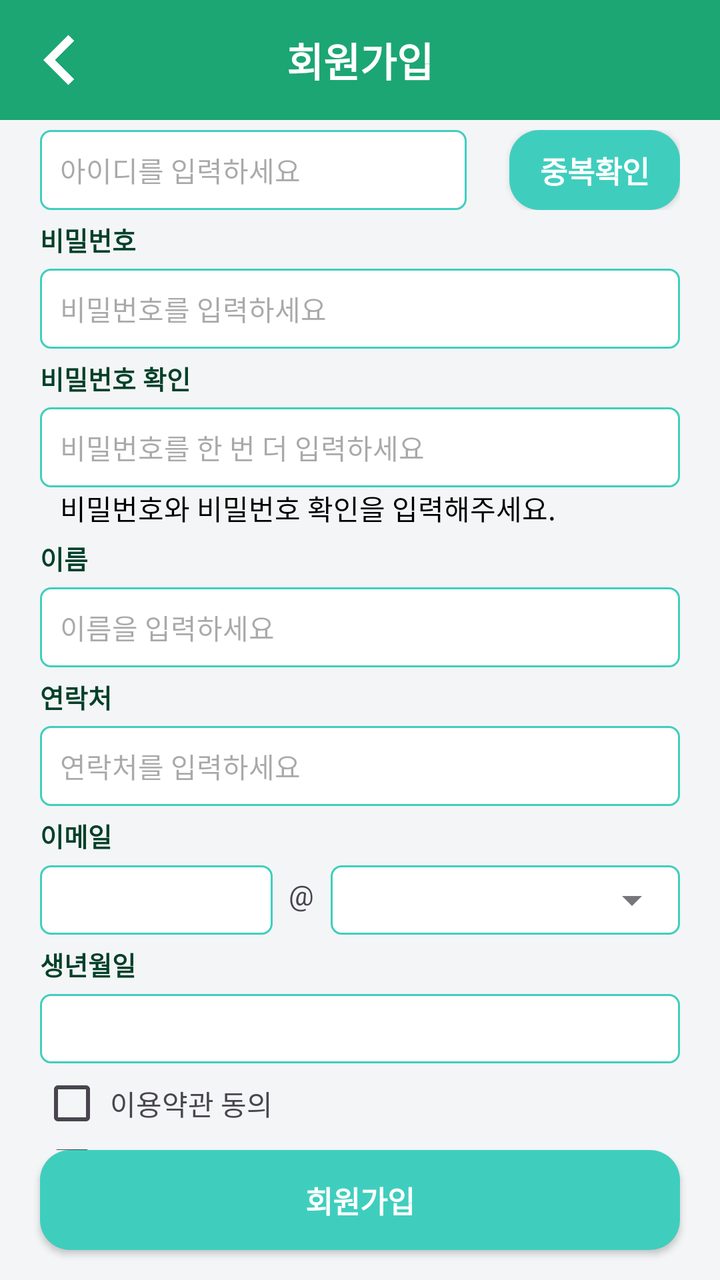
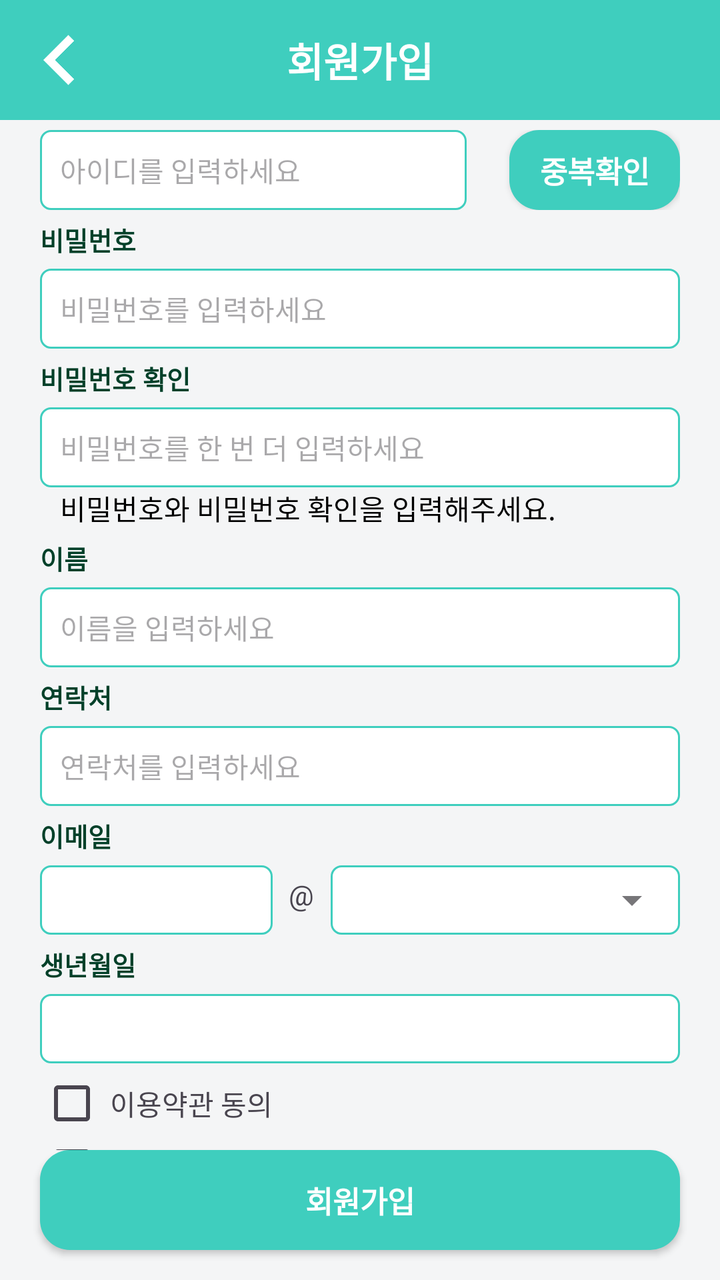

Before-and-after screenshots of an Android layout around one commit, followed by the original layout XML and the change that was made.
<!-- AndroidManifest.xml: application theme Theme.Mariwoo -->
<!-- res/layout/activity_sign.xml -->
<?xml version="1.0" encoding="utf-8"?>
<androidx.constraintlayout.widget.ConstraintLayout xmlns:android="http://schemas.android.com/apk/res/android"
    xmlns:app="http://schemas.android.com/apk/res-auto"
    xmlns:tools="http://schemas.android.com/tools"
    android:id="@+id/main"
    android:layout_width="match_parent"
    android:layout_height="match_parent"
    tools:context=".basic.user.SignActivity">

    <androidx.constraintlayout.widget.ConstraintLayout
        android:layout_width="match_parent"
        android:layout_height="match_parent">

        <androidx.constraintlayout.widget.ConstraintLayout
            android:id="@+id/signActivity_layout_top"
            android:layout_width="match_parent"
            android:layout_height="60dp"
            android:background="@color/top_color"
            app:layout_constraintTop_toTopOf="parent">

            <ImageView
                android:id="@+id/signActivity_imageView_back"
                android:layout_width="50dp"
                android:layout_height="50dp"
                app:layout_constraintTop_toTopOf="parent"
                app:layout_constraintBottom_toBottomOf="parent"
                app:layout_constraintLeft_toLeftOf="parent"
                android:layout_marginLeft="5dp"
                android:src="@drawable/icon_back"
                app:tint="@color/white" />

            <TextView
                android:layout_width="wrap_content"
                android:layout_height="wrap_content"
                app:layout_constraintTop_toTopOf="parent"
                app:layout_constraintBottom_toBottomOf="parent"
                app:layout_constraintLeft_toLeftOf="parent"
                app:layout_constraintRight_toRightOf="parent"
                style="@style/top_menu_title"
                android:text="회원가입"/>

        </androidx.constraintlayout.widget.ConstraintLayout>

        <androidx.constraintlayout.widget.ConstraintLayout
            android:layout_width="match_parent"
            android:layout_height="0dp"
            app:layout_constraintTop_toBottomOf="@id/signActivity_layout_top"
            app:layout_constraintBottom_toBottomOf="parent"
            android:background="@color/base_background">

            <androidx.core.widget.NestedScrollView
                android:id="@+id/signActivity_scrollView"
                android:layout_width="match_parent"
                android:layout_height="0dp"
                app:layout_constraintTop_toTopOf="parent"
                app:layout_constraintBottom_toTopOf="@+id/signActivity_button_sign"
                android:paddingLeft="20dp"
                android:paddingRight="20dp"
                android:paddingTop="5dp"
                android:paddingBottom="10dp"
                android:clipToPadding="false">

            <androidx.constraintlayout.widget.ConstraintLayout
                android:id="@+id/signActivity_layout_content"
                android:layout_width="match_parent"
                android:layout_height="wrap_content">

                <androidx.constraintlayout.widget.ConstraintLayout
                    android:id="@+id/signActivity_layout_id"
                    android:layout_width="match_parent"
                    android:layout_height="wrap_content"
                    app:layout_constraintTop_toTopOf="parent">

                    <TextView
                        android:id="@+id/signActivity_textView_id"
                        android:layout_width="wrap_content"
                        android:layout_height="wrap_content"
                        app:layout_constraintTop_toTopOf="parent"
                        app:layout_constraintLeft_toLeftOf="parent"
                        android:text="아이디"
                        style="@style/sign_title"/>

                    <LinearLayout
                        android:layout_width="match_parent"
                        android:layout_height="40dp"
                        android:weightSum="1.5"
                        android:layout_marginTop="5dp">

                        <LinearLayout
                            android:layout_width="0dp"
                            android:layout_height="40dp"
                            android:layout_weight="1"
                            android:background="@drawable/layout_border_radius5">

                            <EditText
                                android:id="@+id/signActivity_editText_id"
                                android:layout_width="match_parent"
                                android:layout_height="match_parent"
                                android:background="@null"
                                style="@style/loginActivity_editText_info"
                                android:hint="아이디를 입력하세요"
                                android:inputType="text"
                                android:maxLines="1"
                                android:imeOptions="actionNext"
                                android:nextFocusDown="@+id/signActivity_editText_pw"/>

                        </LinearLayout>

                        <LinearLayout
                            android:layout_width="0dp"
                            android:layout_height="40dp"
                            android:layout_weight="0.1"/>

                        <androidx.appcompat.widget.AppCompatButton
                                android:id="@+id/signActivity_button_idCheck"
                                android:layout_width="0dp"
                                android:layout_height="match_parent"
                                android:layout_weight="0.4"
                                android:text="중복확인"
                                android:textColor="@color/white"
                                android:textSize="15dp"
                                android:textStyle="bold"
                                android:background="@drawable/button_radius15_bg_theme"
                                app:layout_constraintBottom_toBottomOf="parent"/>


                    </LinearLayout>

                </androidx.constraintlayout.widget.ConstraintLayout>

                <androidx.constraintlayout.widget.ConstraintLayout
                    android:id="@+id/signActivity_layout_pw"
                    android:layout_width="match_parent"
                    android:layout_height="wrap_content"
                    app:layout_constraintTop_toBottomOf="@+id/signActivity_layout_id"
                    android:layout_marginTop="5dp">

                    <TextView
                        android:id="@+id/signActivity_textView_pw"
                        android:layout_width="wrap_content"
                        android:layout_height="wrap_content"
                        app:layout_constraintTop_toTopOf="parent"
                        app:layout_constraintLeft_toLeftOf="parent"
                        android:text="비밀번호"
                        style="@style/sign_title"/>

                    <LinearLayout
                        android:layout_width="0dp"
                        android:layout_height="40dp"
                        android:background="@drawable/layout_border_radius5"
                        app:layout_constraintTop_toBottomOf="@+id/signActivity_textView_pw"
                        app:layout_constraintLeft_toLeftOf="parent"
                        app:layout_constraintRight_toRightOf="parent"
                        android:layout_marginTop="5dp">

                        <EditText
                            android:id="@+id/signActivity_editText_pw"
                            android:layout_width="match_parent"
                            android:layout_height="match_parent"
                            android:background="@null"
                            style="@style/loginActivity_editText_info"
                            android:hint="비밀번호를 입력하세요"
                            android:inputType="textPassword"
                            android:maxLines="1"
                            android:imeOptions="actionNext"
                            android:nextFocusDown="@+id/signActivity_editText_chk_pw"/>

                    </LinearLayout>

                </androidx.constraintlayout.widget.ConstraintLayout>

                <androidx.constraintlayout.widget.ConstraintLayout
                    android:id="@+id/signActivity_layout_chk_pw"
                    android:layout_width="match_parent"
                    android:layout_height="wrap_content"
                    app:layout_constraintTop_toBottomOf="@+id/signActivity_layout_pw"
                    android:layout_marginTop="5dp">

                    <TextView
                        android:id="@+id/signActivity_textView_chk_pw"
                        android:layout_width="wrap_content"
                        android:layout_height="wrap_content"
                        app:layout_constraintTop_toTopOf="parent"
                        app:layout_constraintLeft_toLeftOf="parent"
                        android:text="비밀번호 확인"
                        style="@style/sign_title"/>

                    <LinearLayout
                        android:id="@+id/signActivity_layout_pw_check"
                        android:layout_width="0dp"
                        android:layout_height="40dp"
                        android:background="@drawable/layout_border_radius5"
                        app:layout_constraintTop_toBottomOf="@+id/signActivity_textView_chk_pw"
                        app:layout_constraintLeft_toLeftOf="parent"
                        app:layout_constraintRight_toRightOf="parent"
                        android:layout_marginTop="5dp">

                        <EditText
                            android:id="@+id/signActivity_editText_chk_pw"
                            android:layout_width="match_parent"
                            android:layout_height="match_parent"
                            android:background="@null"
                            style="@style/loginActivity_editText_info"
                            android:hint="비밀번호를 한 번 더 입력하세요"
                            android:inputType="textPassword"
                            android:maxLines="1"
                            android:imeOptions="actionNext"
                            android:nextFocusDown="@+id/signActivity_editText_name"/>

                    </LinearLayout>

                    <TextView
                        android:id="@+id/signActivity_textView_check"
                        android:layout_width="match_parent"
                        android:layout_height="wrap_content"
                        app:layout_constraintTop_toBottomOf="@+id/signActivity_layout_pw_check"
                        app:layout_constraintLeft_toLeftOf="parent"
                        app:layout_constraintRight_toRightOf="parent"
                        android:text="비밀번호와 비밀번호 확인을 입력해주세요."
                        style="@style/loginActivity_editText_info"/>

                </androidx.constraintlayout.widget.ConstraintLayout>

                <androidx.constraintlayout.widget.ConstraintLayout
                    android:id="@+id/signActivity_layout_name"
                    android:layout_width="match_parent"
                    android:layout_height="wrap_content"
                    app:layout_constraintTop_toBottomOf="@+id/signActivity_layout_chk_pw"
                    android:layout_marginTop="5dp">

                    <TextView
                        android:id="@+id/signActivity_textView_name"
                        android:layout_width="wrap_content"
                        android:layout_height="wrap_content"
                        app:layout_constraintTop_toTopOf="parent"
                        app:layout_constraintLeft_toLeftOf="parent"
                        android:text="이름"
                        style="@style/sign_title"/>

                    <LinearLayout
                        android:layout_width="0dp"
                        android:layout_height="40dp"
                        android:background="@drawable/layout_border_radius5"
                        app:layout_constraintTop_toBottomOf="@+id/signActivity_textView_name"
                        app:layout_constraintLeft_toLeftOf="parent"
                        app:layout_constraintRight_toRightOf="parent"
                        android:layout_marginTop="5dp">

                        <EditText
                            android:id="@+id/signActivity_editText_name"
                            android:layout_width="match_parent"
                            android:layout_height="match_parent"
                            android:background="@null"
                            style="@style/loginActivity_editText_info"
                            android:hint="이름을 입력하세요"
                            android:inputType="textPersonName"
                            android:maxLines="1"
                            android:imeOptions="actionNext"
                            android:nextFocusDown="@+id/signActivity_editText_tel"/>

                    </LinearLayout>

                </androidx.constraintlayout.widget.ConstraintLayout>

                <androidx.constraintlayout.widget.ConstraintLayout
                    android:id="@+id/signActivity_layout_phone"
                    android:layout_width="match_parent"
                    android:layout_height="wrap_content"
                    app:layout_constraintTop_toBottomOf="@+id/signActivity_layout_name"
                    android:layout_marginTop="5dp">

                    <TextView
                        android:id="@+id/signActivity_textView_phone"
                        android:layout_width="wrap_content"
                        android:layout_height="wrap_content"
                        app:layout_constraintTop_toTopOf="parent"
                        app:layout_constraintLeft_toLeftOf="parent"
                        android:text="연락처"
                        style="@style/sign_title"/>

                    <LinearLayout
                        android:layout_width="0dp"
                        android:layout_height="40dp"
                        android:background="@drawable/layout_border_radius5"
                        app:layout_constraintTop_toBottomOf="@+id/signActivity_textView_phone"
                        app:layout_constraintLeft_toLeftOf="parent"
                        app:layout_constraintRight_toRightOf="parent"
                        android:layout_marginTop="5dp">

                        <EditText
                            android:id="@+id/signActivity_editText_tel"
                            android:layout_width="match_parent"
                            android:layout_height="match_parent"
                            android:background="@null"
                            style="@style/loginActivity_editText_info"
                            android:inputType="phone"
                            android:maxLines="1"
                            android:maxLength="13"
                            android:hint="연락처를 입력하세요"
                            android:imeOptions="actionNext"
                            android:nextFocusDown="@+id/signActivity_textField_email"/>

                    </LinearLayout>

                </androidx.constraintlayout.widget.ConstraintLayout>

                <androidx.constraintlayout.widget.ConstraintLayout
                    android:id="@+id/signActivity_layout_email"
                    android:layout_width="match_parent"
                    android:layout_height="wrap_content"
                    app:layout_constraintTop_toBottomOf="@+id/signActivity_layout_phone"
                    android:layout_marginTop="5dp">

                    <TextView
                        android:id="@+id/signActivity_textView_email"
                        android:layout_width="wrap_content"
                        android:layout_height="wrap_content"
                        app:layout_constraintTop_toTopOf="parent"
                        app:layout_constraintLeft_toLeftOf="parent"
                        android:text="이메일"
                        style="@style/sign_title"/>

                    <LinearLayout
                        android:id="@+id/signActivity_layout_emailAddr"
                        android:layout_width="match_parent"
                        android:layout_height="wrap_content"
                        app:layout_constraintTop_toBottomOf="@+id/signActivity_textView_email"
                        app:layout_constraintRight_toRightOf="parent"
                        android:orientation="vertical">

                        <LinearLayout
                            android:layout_width="match_parent"
                            android:layout_height="40dp"
                            android:weightSum="2.2">

                            <com.google.android.material.textfield.TextInputLayout
                                android:layout_width="0dp"
                                android:layout_height="match_parent"
                                android:layout_weight="0.8">

                                <com.google.android.material.textfield.TextInputEditText
                                    android:id="@+id/signActivity_textField_email"
                                    android:layout_width="match_parent"
                                    android:layout_height="match_parent"
                                    android:inputType="textEmailAddress"
                                    android:maxLines="1"
                                    android:imeOptions="actionDone"
                                    android:textSize="14sp"
                                    android:background="@drawable/layout_border_radius5"
                                    android:paddingTop="2dp"
                                    android:paddingBottom="2dp"/>

                            </com.google.android.material.textfield.TextInputLayout>

                            <TextView
                                android:layout_width="0dp"
                                android:layout_height="match_parent"
                                android:layout_weight="0.2"
                                android:text=" &#64; "
                                android:textAlignment="center"
                                android:gravity="center"/>

                            <com.google.android.material.textfield.TextInputLayout
                                android:id="@+id/layoutEmailDomain"
                                style="@style/Widget.MaterialComponents.TextInputLayout.OutlinedBox.ExposedDropdownMenu"
                                android:layout_width="0dp"
                                android:layout_height="match_parent"
                                android:layout_weight="1.2">

                                <AutoCompleteTextView
                                    android:id="@+id/signActivity_textView_emailAddr"
                                    android:layout_width="match_parent"
                                    android:layout_height="match_parent"
                                    android:inputType="none"
                                    android:textSize="14sp"
                                    android:background="@drawable/layout_border_radius5"
                                    android:paddingTop="2dp"
                                    android:paddingBottom="2dp"/>

                            </com.google.android.material.textfield.TextInputLayout>

                        </LinearLayout>

                        <com.google.android.material.textfield.TextInputLayout
                            android:id="@+id/signActivity_textInputLayout_emailAddr"
                            android:layout_width="match_parent"
                            android:layout_height="40dp"
                            android:layout_marginTop="2dp"
                            android:visibility="gone">

                            <com.google.android.material.textfield.TextInputEditText
                                android:id="@+id/signActivity_textInput_emailAddr"
                                android:layout_width="match_parent"
                                android:layout_height="match_parent"
                                android:inputType="textEmailAddress"
                                android:maxLines="1"
                                android:imeOptions="actionDone"
                                android:textSize="14sp"
                                android:paddingTop="2dp"
                                android:paddingBottom="2dp"
                                android:background="@drawable/layout_border_radius5"/>

                        </com.google.android.material.textfield.TextInputLayout>


                    </LinearLayout>

                </androidx.constraintlayout.widget.ConstraintLayout>

                <androidx.constraintlayout.widget.ConstraintLayout
                    android:id="@+id/signActivity_layout_birth"
                    android:layout_width="match_parent"
                    android:layout_height="wrap_content"
                    app:layout_constraintTop_toBottomOf="@+id/signActivity_layout_email"
                    android:layout_marginTop="5dp">

                    <TextView
                        android:id="@+id/signActivity_textView_birth"
                        android:layout_width="wrap_content"
                        android:layout_height="wrap_content"
                        app:layout_constraintTop_toTopOf="parent"
                        app:layout_constraintLeft_toLeftOf="parent"
                        android:text="생년월일"
                        style="@style/sign_title"/>

                    <com.google.android.material.textfield.TextInputLayout
                        android:layout_width="match_parent"
                        android:layout_height="40dp"
                        app:layout_constraintTop_toBottomOf="@id/signActivity_textView_birth">

                        <com.google.android.material.textfield.TextInputEditText
                            android:id="@+id/signActivity_editText_birth"
                            android:layout_width="match_parent"
                            android:layout_height="match_parent"
                            android:focusable="false"
                            android:focusableInTouchMode="false"
                            android:clickable="true"
                            android:cursorVisible="false"
                            android:inputType="none"
                            android:textColor="@android:color/black"
                            android:textColorHint="@android:color/darker_gray"
                            android:textSize="14sp"
                            android:paddingTop="2dp"
                            android:paddingBottom="2dp"
                            android:background="@drawable/layout_border_radius5"
                            />

                    </com.google.android.material.textfield.TextInputLayout>

                </androidx.constraintlayout.widget.ConstraintLayout>

                <androidx.constraintlayout.widget.ConstraintLayout
                    android:id="@+id/signActivity_layout_tos_use"
                    android:layout_width="match_parent"
                    android:layout_height="30dp"
                    app:layout_constraintTop_toBottomOf="@+id/signActivity_layout_birth"
                    android:layout_marginTop="5dp">

                    <CheckBox
                        android:id="@+id/signActivity_checkBox_use"
                        android:layout_width="30dp"
                        android:layout_height="30dp"
                        app:layout_constraintTop_toTopOf="parent"
                        app:layout_constraintBottom_toBottomOf="parent"
                        app:layout_constraintLeft_toLeftOf="parent"/>

                    <TextView
                        android:id="@+id/signActivity_textView_use"
                        android:layout_width="0dp"
                        android:layout_height="wrap_content"
                        android:text="이용약관 동의"
                        app:layout_constraintTop_toTopOf="parent"
                        app:layout_constraintBottom_toBottomOf="parent"
                        app:layout_constraintLeft_toRightOf="@+id/signActivity_checkBox_use"
                        app:layout_constraintRight_toRightOf="parent"
                        android:layout_marginLeft="5dp"/>

                </androidx.constraintlayout.widget.ConstraintLayout>

                <androidx.constraintlayout.widget.ConstraintLayout
                    android:id="@+id/signActivity_layout_tos_privacy"
                    android:layout_width="match_parent"
                    android:layout_height="30dp"
                    app:layout_constraintTop_toBottomOf="@+id/signActivity_layout_tos_use"
                    android:layout_marginTop="2dp">
                    
                    <CheckBox
                        android:id="@+id/signActivity_checkBox_privacy"
                        android:layout_width="30dp"
                        android:layout_height="30dp"
                        app:layout_constraintTop_toTopOf="parent"
                        app:layout_constraintBottom_toBottomOf="parent"
                        app:layout_constraintLeft_toLeftOf="parent"/>

                    <TextView
                        android:id="@+id/signActivity_textView_privacy"
                        android:layout_width="0dp"
                        android:layout_height="wrap_content"
                        android:text="개인정보 취급방침 동의"
                        app:layout_constraintTop_toTopOf="parent"
                        app:layout_constraintBottom_toBottomOf="parent"
                        app:layout_constraintLeft_toRightOf="@+id/signActivity_checkBox_privacy"
                        app:layout_constraintRight_toRightOf="parent"
                        android:layout_marginLeft="5dp"/>
                    
                </androidx.constraintlayout.widget.ConstraintLayout>

                <androidx.constraintlayout.widget.ConstraintLayout
                    android:id="@+id/signActivity_layout_tos_marketing"
                    android:layout_width="match_parent"
                    android:layout_height="30dp"
                    app:layout_constraintTop_toBottomOf="@+id/signActivity_layout_tos_privacy"
                    android:layout_marginTop="2dp">

                    <CheckBox
                        android:id="@+id/signActivity_checkBox_marketing"
                        android:layout_width="30dp"
                        android:layout_height="30dp"
                        app:layout_constraintTop_toTopOf="parent"
                        app:layout_constraintBottom_toBottomOf="parent"
                        app:layout_constraintLeft_toLeftOf="parent"/>

                    <TextView
                        android:id="@+id/signActivity_textView_marketing"
                        android:layout_width="0dp"
                        android:layout_height="wrap_content"
                        android:text="마케팅 이용약관 동의"
                        app:layout_constraintTop_toTopOf="parent"
                        app:layout_constraintBottom_toBottomOf="parent"
                        app:layout_constraintLeft_toRightOf="@+id/signActivity_checkBox_marketing"
                        app:layout_constraintRight_toRightOf="parent"
                        android:layout_marginLeft="5dp"/>

                </androidx.constraintlayout.widget.ConstraintLayout>

            </androidx.constraintlayout.widget.ConstraintLayout>

            </androidx.core.widget.NestedScrollView>

            <androidx.appcompat.widget.AppCompatButton
                android:id="@+id/signActivity_button_sign"
                android:layout_width="0dp"
                android:layout_height="50dp"
                android:text="회원가입"
                android:textColor="@color/white"
                android:textSize="15dp"
                android:textStyle="bold"
                android:background="@drawable/button_radius15_bg_theme"
                android:layout_marginLeft="20dp"
                android:layout_marginRight="20dp"
                android:layout_marginBottom="15dp"
                app:layout_constraintBottom_toBottomOf="parent"
                app:layout_constraintLeft_toLeftOf="parent"
                app:layout_constraintRight_toRightOf="parent"/>

        </androidx.constraintlayout.widget.ConstraintLayout>


    </androidx.constraintlayout.widget.ConstraintLayout>

</androidx.constraintlayout.widget.ConstraintLayout>
<!-- resources referenced by this layout -->
<resources>
  <color name="base_background">#F4F5F6</color>
  <color name="top_color">#1CA673</color>
  <color name="white">#FFFFFFFF</color>
  <!-- drawable button_radius15_bg_theme (drawable) -->
  <?xml version="1.0" encoding="utf-8"?>
  <shape xmlns:android="http://schemas.android.com/apk/res/android"
      android:shape="rectangle">
      <solid android:color="@color/theme_color"/>
      <corners
          android:radius="15dp"/>
  </shape>
  <!-- drawable icon_back: png bitmap (drawable, 23483 bytes) -->
  <!-- drawable layout_border_radius5 (drawable) -->
  <?xml version="1.0" encoding="utf-8"?>
  <shape xmlns:android="http://schemas.android.com/apk/res/android">
      <solid android:color="@color/white" />
      <stroke
          android:width="1dp"
          android:color="@color/login_background" />
      <corners android:radius="5dp" />
  </shape>
  <style name="loginActivity_editText_info">
          <item name="android:textSize">14sp</item>
          <item name="android:paddingLeft">10dp</item>
          <item name="android:paddingRight">10dp</item>
          <item name="android:backgroundTint">#ffffff</item>
          <item name="android:textColor">@color/black</item>
      </style>
  <style name="sign_title">
          <item name="android:textSize">13sp</item>
          <item name="android:textColor">@color/color_dark_g</item>
          <item name="android:textStyle">bold</item>
      </style>
  <style name="top_menu_title">
          <item name="android:textSize">20sp</item>
          <item name="android:textColor">@color/white</item>
          <item name="android:textStyle">bold</item>
      </style>
  <style name="Theme.Mariwoo" parent="Theme.Material3.DayNight.NoActionBar">
          
          <item name="colorPrimary">@color/mariwoo_theme</item>
          <item name="colorPrimaryVariant">@color/mariwoo_theme</item>
          <item name="colorOnPrimary">@color/white</item>
          
          <item name="colorSecondary">@color/teal_200</item>
          <item name="colorSecondaryVariant">@color/teal_700</item>
          <item name="colorOnSecondary">@color/black</item>
          
          <item name="android:statusBarColor">@color/mariwoo_theme</item>
          
  
  
          
          <item name="windowNoTitle">true</item>
          <item name="windowSplashScreenBackground">@color/mariwoo_theme</item>
  
  
      </style>
  <color name="theme_color">#3FCEBE</color>
  <color name="login_background">#3FCEBE</color>
  <color name="black">#FF000000</color>
  <color name="color_dark_g">#014029</color>
  <color name="mariwoo_theme">#3FCEBE</color>
  <color name="teal_200">#FF03DAC5</color>
  <color name="teal_700">#FF018786</color>
</resources>

<!-- the commit's change to res/layout/activity_sign.xml (unified diff, before → after) -->
@@ -15,7 +15,7 @@
             android:id="@+id/signActivity_layout_top"
             android:layout_width="match_parent"
             android:layout_height="60dp"
-            android:background="@color/top_color"
+            android:background="@color/theme_color"
             app:layout_constraintTop_toTopOf="parent">
 
             <ImageView
<!-- resource entries referenced after the edit -->
@@ -1,7 +1,7 @@
 <!-- resources referenced by this layout -->
 <resources>
   <color name="base_background">#F4F5F6</color>
-  <color name="top_color">#1CA673</color>
+  <color name="theme_color">#3FCEBE</color>
   <color name="white">#FFFFFFFF</color>
   <!-- drawable button_radius15_bg_theme (drawable) -->
   <?xml version="1.0" encoding="utf-8"?>
@@ -58,7 +58,6 @@
   
   
       </style>
-  <color name="theme_color">#3FCEBE</color>
   <color name="login_background">#3FCEBE</color>
   <color name="black">#FF000000</color>
   <color name="color_dark_g">#014029</color>
